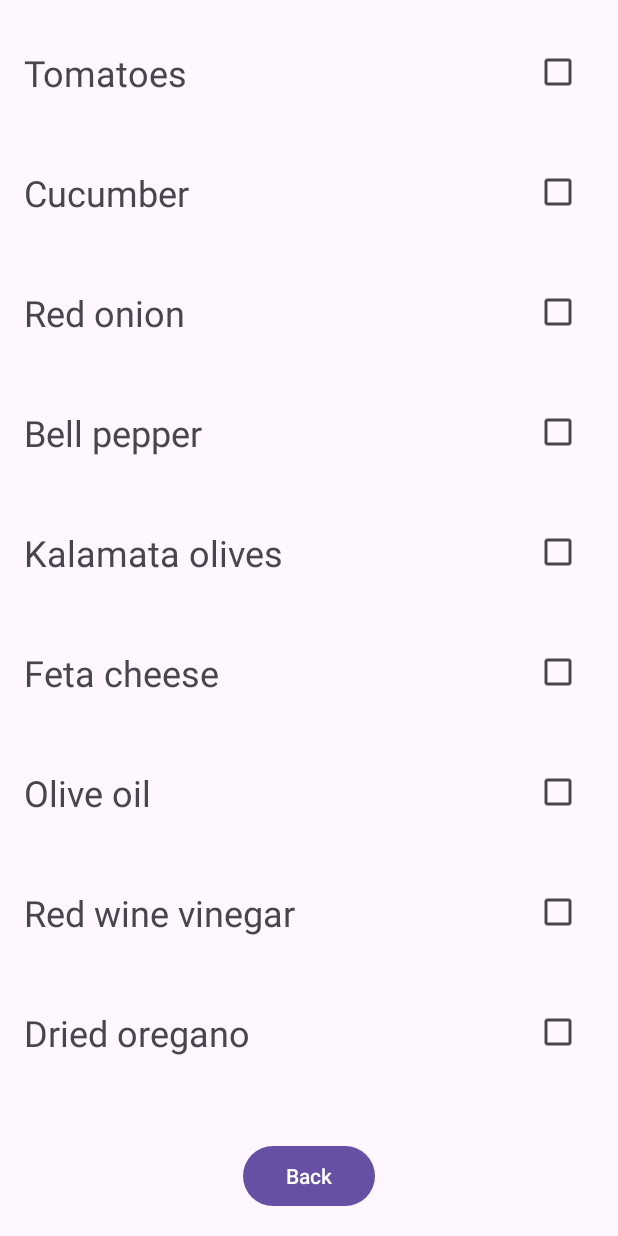
After one commit to dawidowskilukasz/pamo_bmicalculator, an Android app: the ToBuy screen opened directly, with no data from a screen before it, on a phone screen of 412 x 824 dp. The commit adds this screen. Run offline under Robolectric (Android 15) with nearby library versions, the phone set to English and light mode, and no system bars.

Commit message:
Task 4 - ToBuy list

```diff
--- a/app/src/main/AndroidManifest.xml
+++ b/app/src/main/AndroidManifest.xml
@@ -25,6 +25,7 @@
         <activity android:name=".BMI" />
         <activity android:name=".Calories" />
         <activity android:name=".Recipe" />
+        <activity android:name=".ToBuy" />
     </application>
 
 </manifest>
--- /dev/null
+++ b/app/src/main/java/com/example/bmicalculator/ToBuy.kt
@@ -0,0 +1,30 @@
+package com.example.bmicalculator
+
+import android.content.Intent
+import android.os.Bundle
+import android.widget.Button
+import androidx.appcompat.app.AppCompatActivity
+import androidx.recyclerview.widget.LinearLayoutManager
+import androidx.recyclerview.widget.RecyclerView
+
+class ToBuy : AppCompatActivity() {
+
+    override fun onCreate(savedInstanceState: Bundle?) {
+        super.onCreate(savedInstanceState)
+        setContentView(R.layout.tobuy_screen)
+
+        val ingredients = listOf("Tomatoes", "Cucumber", "Red onion", "Bell pepper", "Kalamata olives",
+                "Feta cheese", "Olive oil", "Red wine vinegar", "Dried oregano", "Salt", "Pepper")
+
+        val recyclerView: RecyclerView = findViewById(R.id.recyclerView)
+        val adapter = ToBuyAdapter(ingredients)
+        recyclerView.adapter = adapter
+        recyclerView.layoutManager = LinearLayoutManager(this)
+
+        val backButton: Button = findViewById(R.id.back_button)
+        backButton.setOnClickListener {
+            val intent = Intent(this, Recipe::class.java)
+            startActivity(intent)
+        }
+    }
+}
--- /dev/null
+++ b/app/src/main/java/com/example/bmicalculator/ToBuyAdapter.kt
@@ -0,0 +1,46 @@
+package com.example.bmicalculator
+
+import android.view.LayoutInflater
+import android.view.View
+import android.view.ViewGroup
+import android.widget.CheckBox
+import android.widget.TextView
+import androidx.recyclerview.widget.RecyclerView
+
+class ToBuyAdapter(private val ingredients: List<String>) :
+        RecyclerView.Adapter<ToBuyAdapter.IngredientViewHolder>() {
+
+    inner class IngredientViewHolder(itemView: View) : RecyclerView.ViewHolder(itemView) {
+        val ingredientName: TextView = itemView.findViewById(R.id.tobuy_name)
+        val checkBox: CheckBox = itemView.findViewById(R.id.cbDone)
+    }
+
+    override fun onCreateViewHolder(parent: ViewGroup, viewType: Int): IngredientViewHolder {
+        val itemView = LayoutInflater.from(parent.context)
+                .inflate(R.layout.tobuy_ingridient, parent, false)
+        return IngredientViewHolder(itemView)
+    }
+
+    override fun onBindViewHolder(holder: IngredientViewHolder, position: Int) {
+        val currentIngredient = ingredients[position]
+        holder.ingredientName.text = currentIngredient
+
+        holder.checkBox.setOnCheckedChangeListener { _, isChecked ->
+            if (isChecked) {
+                holder.ingredientName.strikeThrough()
+            } else {
+                holder.ingredientName.removeStrikeThrough()
+            }
+        }
+    }
+
+    override fun getItemCount() = ingredients.size
+}
+
+fun TextView.strikeThrough() {
+    this.paintFlags = this.paintFlags or android.graphics.Paint.STRIKE_THRU_TEXT_FLAG
+}
+
+fun TextView.removeStrikeThrough() {
+    this.paintFlags = this.paintFlags and android.graphics.Paint.STRIKE_THRU_TEXT_FLAG.inv()
+}
--- /dev/null
+++ b/app/src/main/res/layout/tobuy_ingridient.xml
@@ -0,0 +1,29 @@
+<?xml version="1.0" encoding="utf-8"?>
+<androidx.constraintlayout.widget.ConstraintLayout
+    xmlns:android="http://schemas.android.com/apk/res/android"
+    xmlns:app="http://schemas.android.com/apk/res-auto"
+    android:layout_width="match_parent"
+    android:layout_height="80dp"
+    android:paddingStart="8dp"
+    android:paddingEnd="8dp">
+
+    <TextView
+        android:id="@+id/tobuy_name"
+        android:layout_width="0dp"
+        android:layout_height="wrap_content"
+        android:text="Example"
+        android:textSize="24sp"
+        app:layout_constraintBottom_toBottomOf="parent"
+        app:layout_constraintEnd_toStartOf="@+id/cbDone"
+        app:layout_constraintStart_toStartOf="parent"
+        app:layout_constraintTop_toTopOf="parent" />
+
+    <CheckBox
+        android:id="@+id/cbDone"
+        android:layout_width="wrap_content"
+        android:layout_height="wrap_content"
+        app:layout_constraintBottom_toBottomOf="parent"
+        app:layout_constraintEnd_toEndOf="parent"
+        app:layout_constraintTop_toTopOf="parent" />
+
+</androidx.constraintlayout.widget.ConstraintLayout>
--- /dev/null
+++ b/app/src/main/res/layout/tobuy_screen.xml
@@ -0,0 +1,22 @@
+<?xml version="1.0" encoding="utf-8"?>
+<RelativeLayout xmlns:android="http://schemas.android.com/apk/res/android"
+    android:layout_width="match_parent"
+    android:layout_height="match_parent">
+
+    <androidx.recyclerview.widget.RecyclerView
+        android:id="@+id/recyclerView"
+        android:layout_width="match_parent"
+        android:layout_height="match_parent"
+        android:padding="8dp"
+        android:layout_above="@id/back_button"/>
+
+    <Button
+        android:id="@+id/back_button"
+        android:layout_width="wrap_content"
+        android:layout_height="wrap_content"
+        android:layout_alignParentBottom="true"
+        android:layout_centerHorizontal="true"
+        android:layout_marginBottom="16dp"
+        android:text="Back" />
+
+</RelativeLayout>
```
Also changed, not shown: app/src/main/java/com/example/bmicalculator/Recipe.java (+10 -2 lines), app/src/main/res/layout/recipe_screen.xml (+14 -3 lines).
